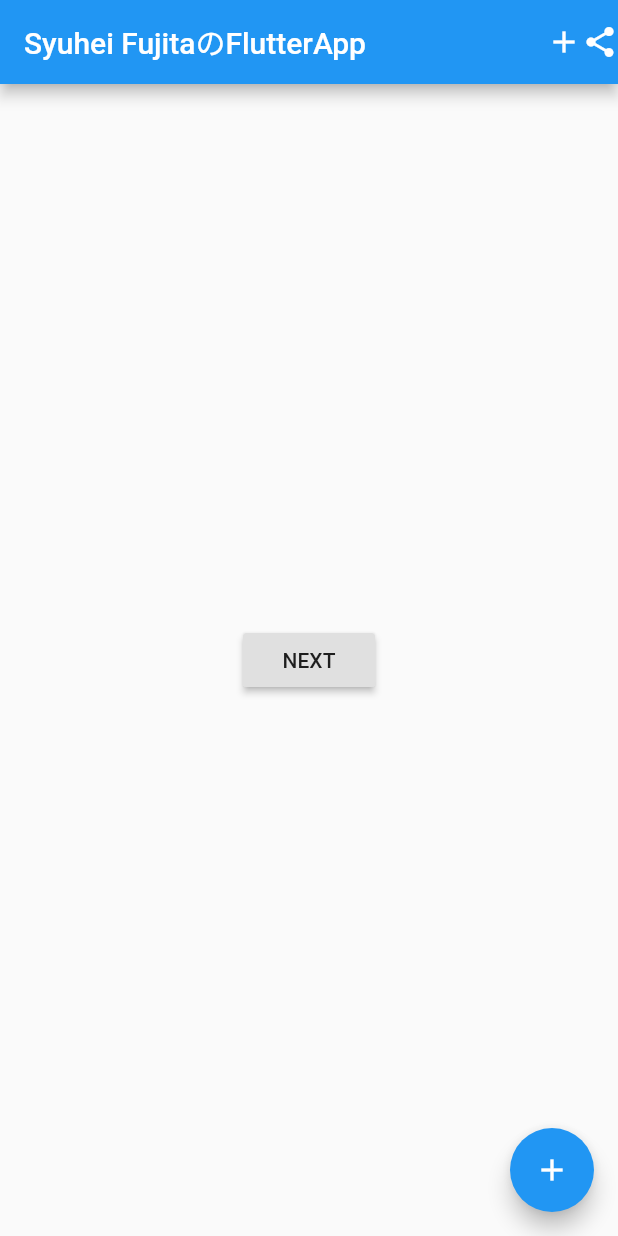
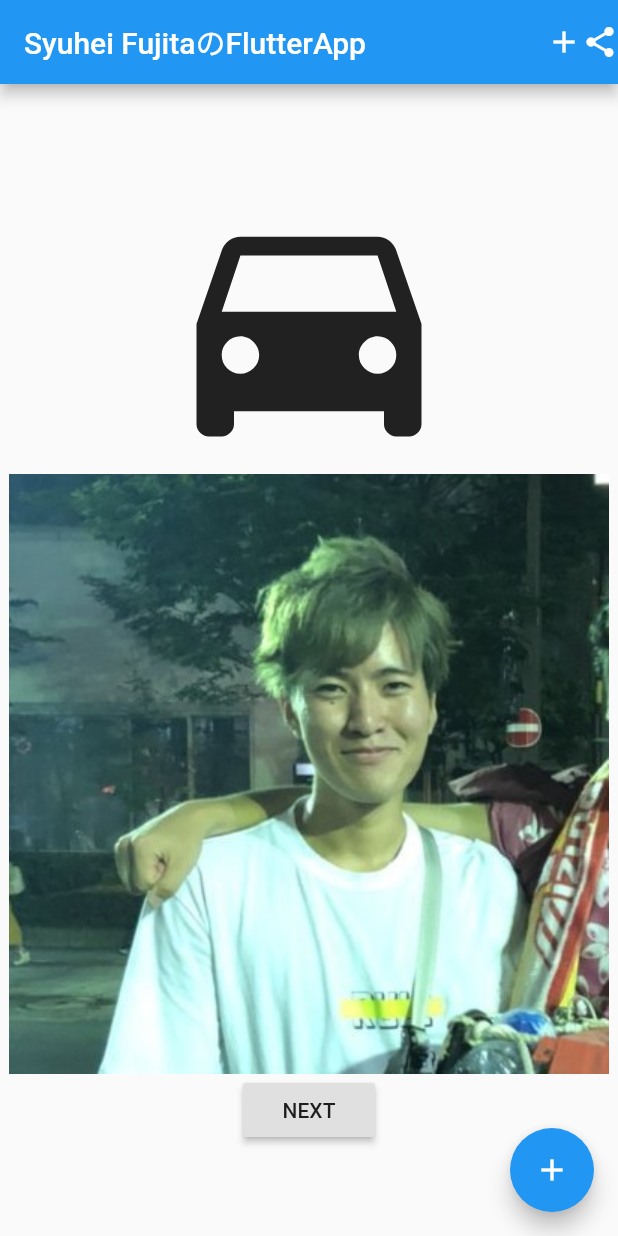
Before and after one commit to shuhei-fujita/flutter_hellowworld, a Flutter app: the screen it shows after launch, on a phone screen of 412 x 824 dp. Run offline on Flutter 3.47's test engine with Material 2 defaults, Android fonts, the phone set to English and light mode, and no system bars.

Commit message:
asset, image, icon widgets

```diff
--- a/lib/main.dart
+++ b/lib/main.dart
@@ -58,8 +58,16 @@ class _MyHomePageState extends State<MyHomePage> {
 //              Text('syuheifujita'),
 //            ],
 //          ),
-//        ),
-        child: RaisedButton(
+//        ),s
+        child: Column(
+          mainAxisAlignment: MainAxisAlignment.center,
+          children: <Widget>[
+            Icon(
+              Icons.directions_car,
+              size: 200,
+            ),
+            Image.asset('images/syuheifujita_twitter.jpg',),
+            RaisedButton(
               child: Text(text),
               onPressed: () async {
                 // ここにタップしたら反応するコードをかく
@@ -71,7 +79,8 @@ class _MyHomePageState extends State<MyHomePage> {
                 print(result);
                 text = result;
               },
-
+            ),
+          ],
         ),
       ),
       floatingActionButton: FloatingActionButton(
```
Also changed, not shown: pubspec.yaml (+2 -50 lines), images/syuheifujita_twitter.jpg (added). Lines whose indentation alone changed are shown as unchanged.
